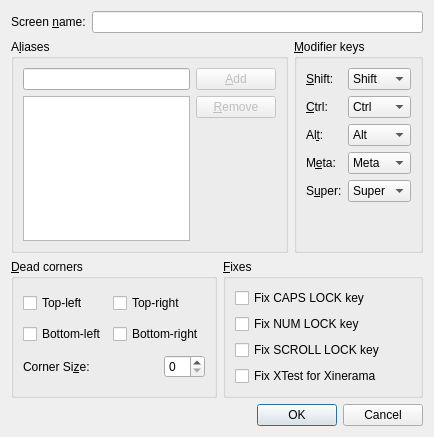
Before: the Qt Designer form src/gui/res/ScreenSettingsDialogBase.ui in deskflow/deskflow, drawn with Qt 5.
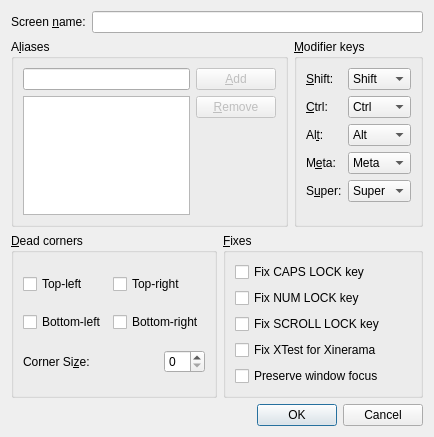
After: the same form once the commit is applied.

Commit message: Added a checkbox for setting the "preserveFocus" option in the Screen Settings dialog.

Diff of the .ui file:
```diff
--- a/src/gui/res/ScreenSettingsDialogBase.ui
+++ b/src/gui/res/ScreenSettingsDialogBase.ui
@@ -463,6 +463,16 @@
          </widget>
         </item>
         <item row="4" column="0">
+         <widget class="QCheckBox" name="m_pCheckBoxFocus">
+          <property name="text">
+           <string>Preserve window focus</string>
+          </property>
+          <property name="checked">
+           <bool>false</bool>
+          </property>
+         </widget>
+        </item>
+        <item row="5" column="0">
          <spacer>
           <property name="orientation">
            <enum>Qt::Vertical</enum>
```
The commit also changes 4 other files.
